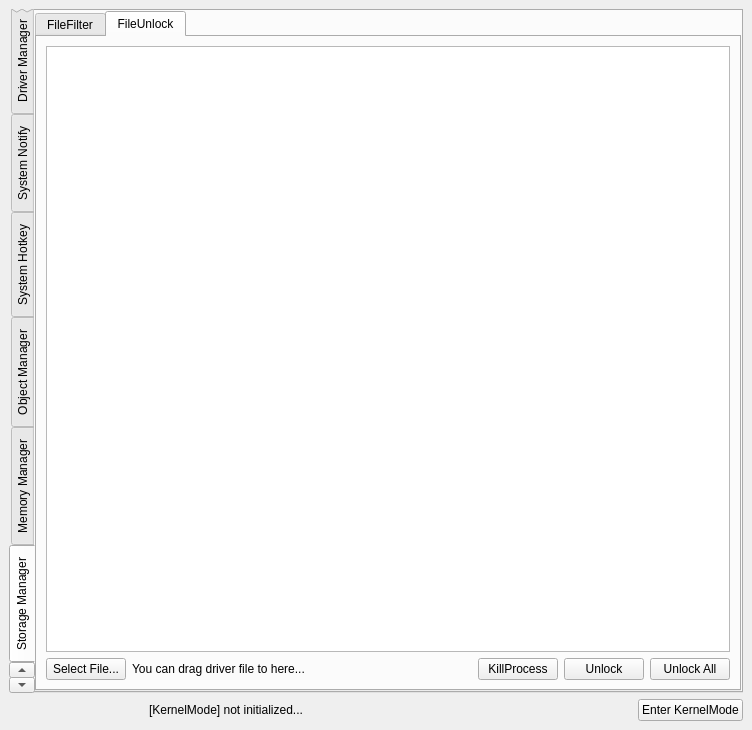
Before: the Qt Designer form src/OpenArk/ui/kernel.ui in BlackINT3/OpenArk, drawn with Qt 5.
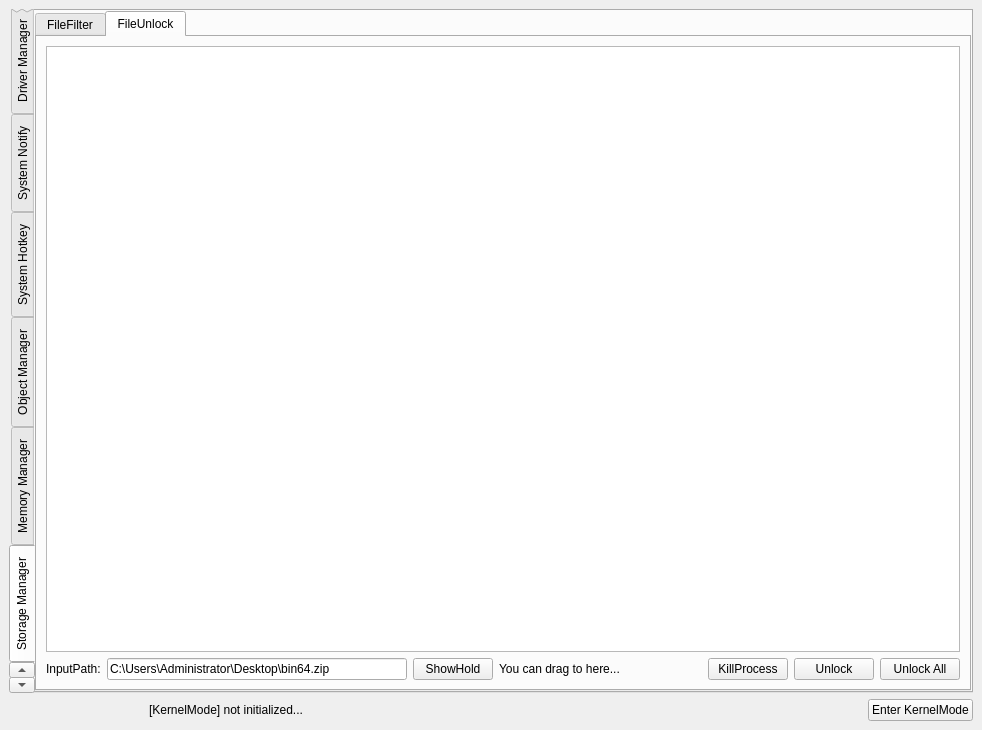
After: the same form once the commit is applied.

Commit message: Add storage driver interface.

```diff
--- a/src/OpenArk/ui/kernel.ui
+++ b/src/OpenArk/ui/kernel.ui
@@ -6,7 +6,7 @@
    <rect>
     <x>0</x>
     <y>0</y>
-    <width>752</width>
+    <width>982</width>
     <height>730</height>
    </rect>
   </property>
@@ -710,21 +710,54 @@
           </attribute>
           <layout class="QVBoxLayout" name="verticalLayout_15">
            <item>
-            <widget class="QTreeView" name="unlockView"/>
+            <widget class="QTreeView" name="unlockView">
+             <property name="indentation">
+              <number>5</number>
+             </property>
+             <attribute name="headerMinimumSectionSize">
+              <number>25</number>
+             </attribute>
+            </widget>
            </item>
            <item>
             <layout class="QHBoxLayout" name="horizontalLayout">
              <item>
-              <widget class="QPushButton" name="pushButton_6">
+              <widget class="QLabel" name="label_2">
                <property name="text">
-                <string>Select File...</string>
+                <string>InputPath:</string>
+               </property>
+              </widget>
+             </item>
+             <item>
+              <widget class="QLineEdit" name="inputPathEdit">
+               <property name="sizePolicy">
+                <sizepolicy hsizetype="Fixed" vsizetype="Fixed">
+                 <horstretch>0</horstretch>
+                 <verstretch>0</verstretch>
+                </sizepolicy>
+               </property>
+               <property name="minimumSize">
+                <size>
+                 <width>300</width>
+                 <height>0</height>
+                </size>
+               </property>
+               <property name="text">
+                <string>C:\Users\Administrator\Desktop\bin64.zip</string>
+               </property>
+              </widget>
+             </item>
+             <item>
+              <widget class="QPushButton" name="showHoldBtn">
+               <property name="text">
+                <string>ShowHold</string>
                </property>
               </widget>
              </item>
              <item>
               <widget class="QLabel" name="label">
                <property name="text">
-                <string>You can drag driver file to here...</string>
+                <string>You can drag to here...</string>
                </property>
               </widget>
              </item>
```
Left out of the diff: 3 changed lines with no effect on the pictures. The commit also changes 19 other files.
